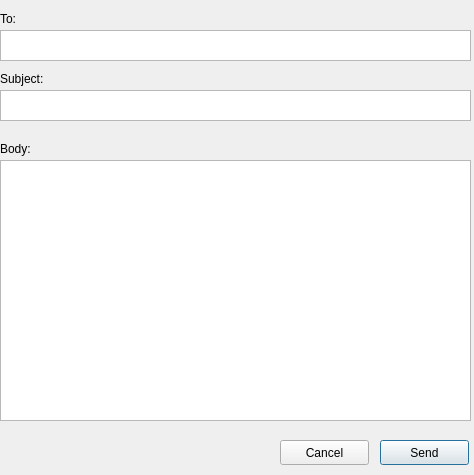
This is mail.ui in ivinjabraham/redeyes as Qt 5 draws it before an edit. The edited form follows.
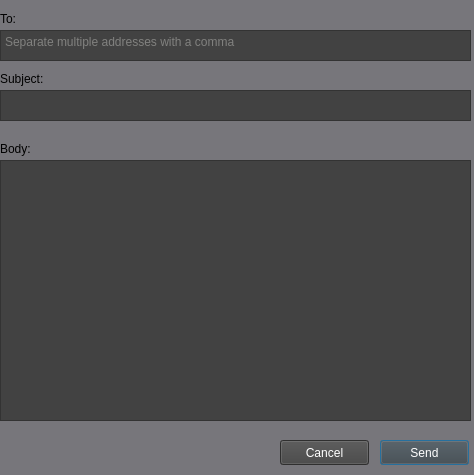
This is the edited form.

Commit message: MOD: Modified UI files, formatted main.py

What changed in the file:
```diff
--- a/mail.ui
+++ b/mail.ui
@@ -13,6 +13,25 @@
   <property name="windowTitle">
    <string>Dialog</string>
   </property>
+  <property name="styleSheet">
+   <string notr="true">QDialog {
+	background-color: rgb(119, 118, 123)
+}
+
+QPushButton {
+	background-color: #424242;
+	color: white;
+}
+
+QLabel {
+	color: dark grey;
+}
+
+QTextEdit {
+	background-color: #424242;
+	color: rgb(192, 191, 188)
+}</string>
+  </property>
   <widget class="QTextEdit" name="textEdit">
    <property name="geometry">
     <rect>
@@ -22,6 +41,9 @@
      <height>31</height>
     </rect>
    </property>
+   <property name="placeholderText">
+    <string>Separate multiple addresses with a comma</string>
+   </property>
   </widget>
   <widget class="QTextEdit" name="textEdit_2">
    <property name="geometry">
@@ -32,6 +54,9 @@
      <height>261</height>
     </rect>
    </property>
+   <property name="placeholderText">
+    <string/>
+   </property>
   </widget>
   <widget class="QTextEdit" name="textEdit_3">
    <property name="geometry">
```
The commit also changes 4 other files.
